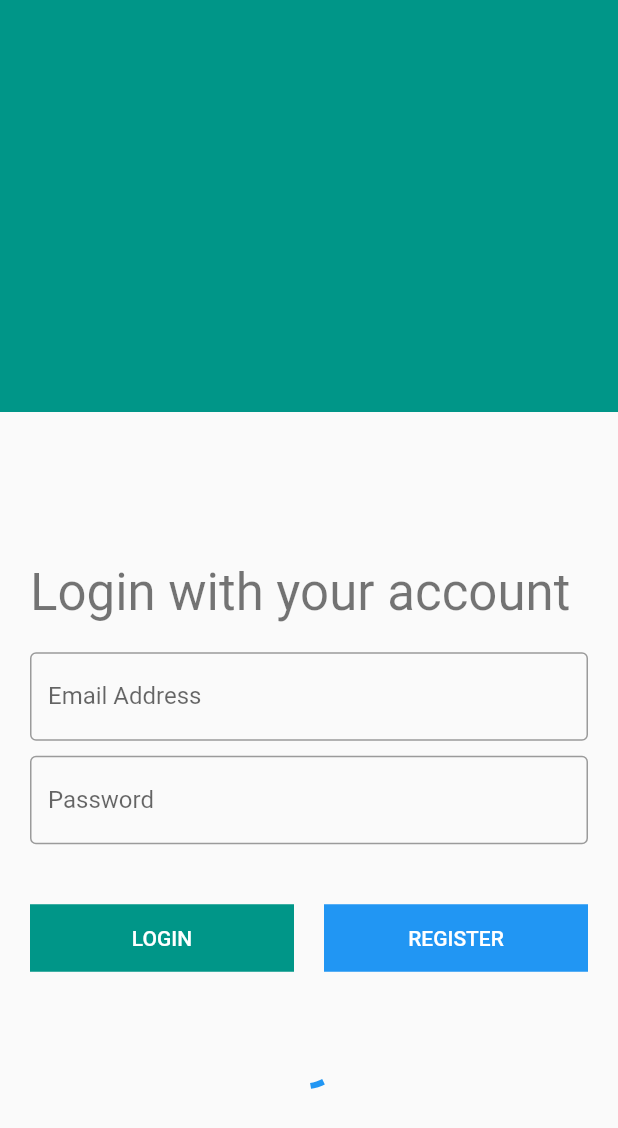
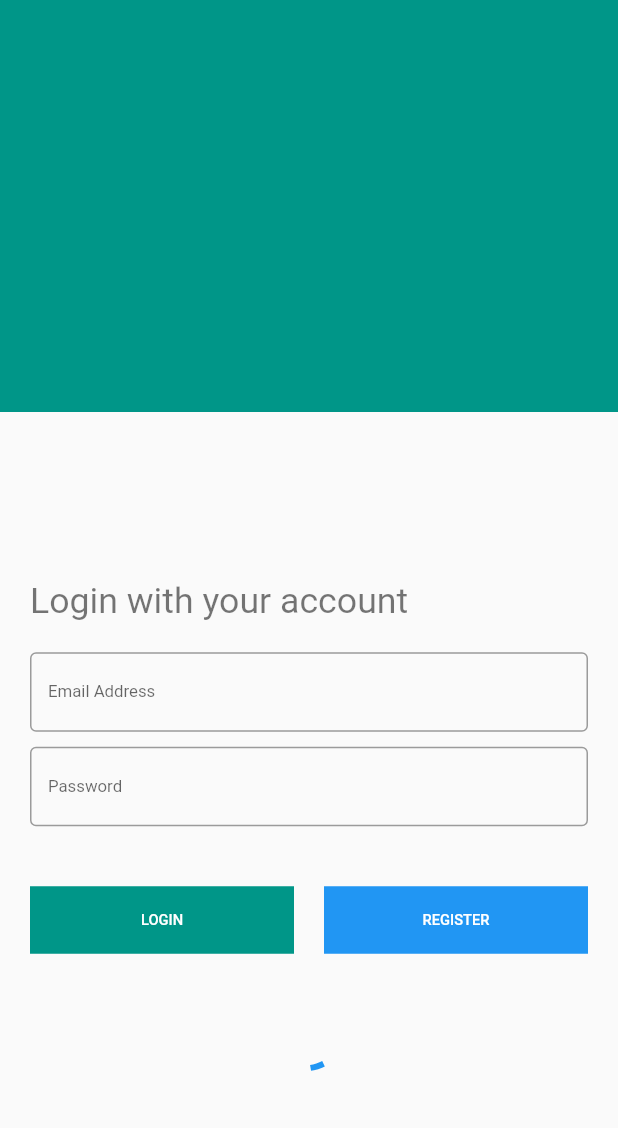
Before and after one commit to EslamShaban74/simple_responsive_adaptive, a Flutter app: the screen it shows after launch, on a phone screen of 412 x 824 dp. Shown: the top 1128 px of the screen. Run offline on Flutter 3.47's test engine with Material 2 defaults, Android fonts, the phone set to English and light mode, and no system bars.

Commit message:
responsive and adaptive

```diff
--- a/lib/main.dart
+++ b/lib/main.dart
@@ -6,6 +6,7 @@ void main() {
   runApp(MyApp());
 }
 
+// hello test ..
 class MyApp extends StatelessWidget {
   @override
   Widget build(BuildContext context) {
@@ -15,7 +16,23 @@ class MyApp extends StatelessWidget {
       theme: ThemeData(
         primarySwatch: Colors.blue,
       ),
-      home: MobileScreen(),
+      home: Builder(
+        builder: (BuildContext context)
+        {
+          if(MediaQuery.of(context).size.width.toInt() <= 560)
+            return MediaQuery(
+                data: MediaQuery.of(context).copyWith(
+                  textScaleFactor: 0.7,
+                ),
+                child: MobileScreen());
+
+          return MediaQuery(
+              data: MediaQuery.of(context).copyWith(
+                textScaleFactor: 1.25,
+              ),
+              child: DesktopScreen());
+        },
+      ),
     );
   }
 }
--- a/lib/screens/desktop_screen.dart
+++ b/lib/screens/desktop_screen.dart
@@ -1,4 +1,6 @@
 import 'package:flutter/material.dart';
+import 'package:simple_responsive_adaptive/adaptive/adaptive_indicator.dart';
+import 'package:simple_responsive_adaptive/constants/constants.dart';
 
 class DesktopScreen extends StatelessWidget {
 
@@ -82,10 +84,16 @@ class DesktopScreen extends StatelessWidget {
                       ),
                     ],
                   ),
+                  Center(
+                    child: AdaptiveIndicator(
+                      os: getOS(),
+                    ),
+                  ),
                 ],
               ),
             ),
           ),
+
         ],
       ),
     );
```
